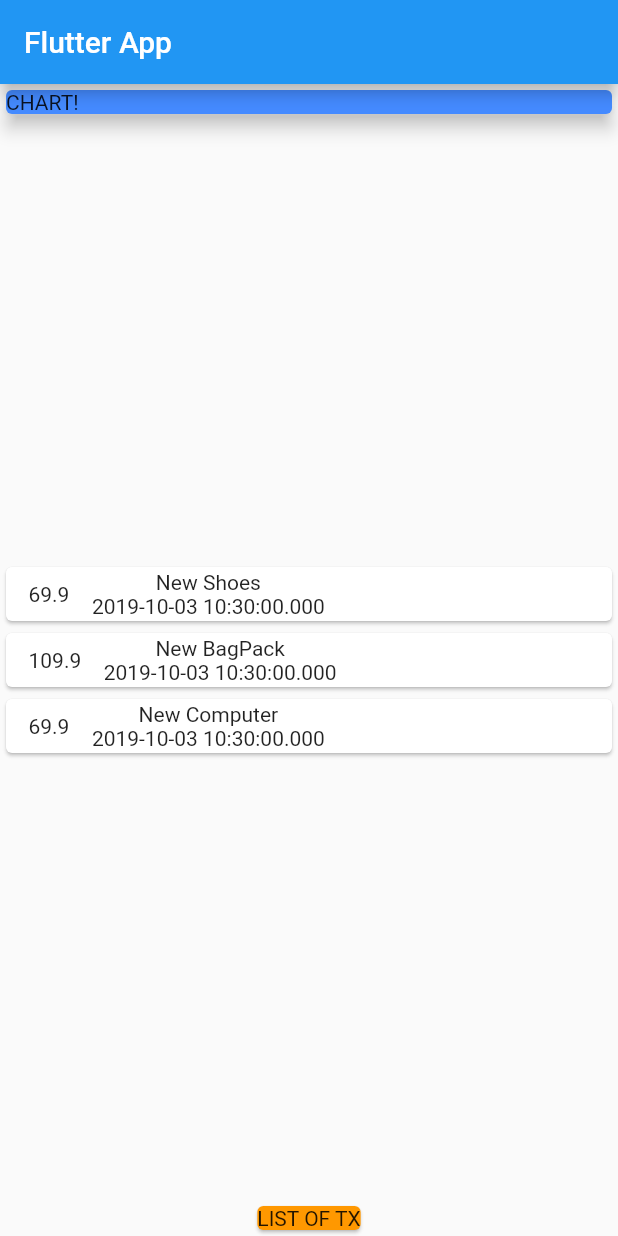
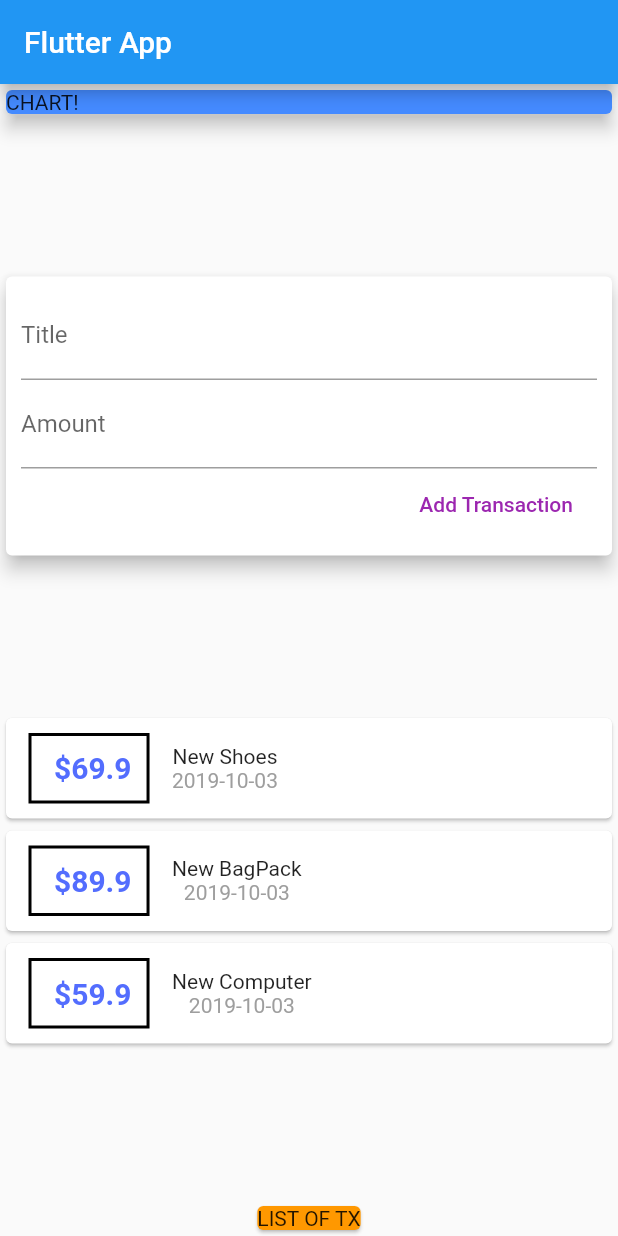
Before and after one commit to EdmaryBaga/flutr_app, a Flutter app: the screen it shows after launch, on a phone screen of 412 x 824 dp. Run offline on Flutter 3.47's test engine with Material 2 defaults, Android fonts, the phone set to English and light mode, and no system bars.

Commit message:
Se recuperan los datos de un editText con el TexEditingController

```diff
--- a/FlutterApps/personal_expenses_app/lib/main.dart
+++ b/FlutterApps/personal_expenses_app/lib/main.dart
@@ -1,5 +1,6 @@
 import 'package:flutter/material.dart';
 import 'package:personal_expenses_app/transaction.dart';
+import 'package:intl/intl.dart';
 
 void main() => runApp(MyApp());
 
@@ -19,9 +20,15 @@ class MyHomePage extends StatelessWidget {
 
   final List<Transaction> transaction = [
     Transaction(id: 't1', title: 'New Shoes', amount: 69.9, date: DateTime.now()),
-    Transaction(id: 't2', title: 'New BagPack', amount: 109.9, date: DateTime.now()),
-    Transaction(id: 't3', title: 'New Computer', amount: 69.9, date: DateTime.now()),
+    Transaction(id: 't2', title: 'New BagPack', amount: 89.9, date: DateTime.now()),
+    Transaction(id: 't3', title: 'New Computer', amount: 59.9, date: DateTime.now()),
   ];
+
+  //String titleInput;
+  //String amountInput;
+
+  final titleController = TextEditingController();
+  final amountController = TextEditingController();
 
   @override
   Widget build(BuildContext context) {
@@ -45,6 +52,41 @@ class MyHomePage extends StatelessWidget {
                 elevation: 5,
               ),
             ),
+
+            Card(
+              elevation: 5,
+              child:Container(
+                padding: EdgeInsets.all(10),
+                child: Column(
+                  crossAxisAlignment: CrossAxisAlignment.end,
+                  children: <Widget>[
+                    TextField(
+                      decoration:
+                      InputDecoration(labelText: 'Title'),
+                      //onChanged: (val){titleInput=val;},
+                      controller: titleController,
+                    ),
+                    TextField(
+                      decoration:
+                      InputDecoration(labelText: 'Amount'),
+                      //onChanged: (val) => amountInput = val,
+                      controller: amountController,
+                    ),
+
+                    FlatButton(
+                      onPressed: () {
+                        print(titleController.text);
+                        print(amountController.text);
+                      },
+                      child: Text('Add Transaction'),
+                      textColor: Colors.purple,
+                    )
+                  ],
+                ),
+              )
+
+            ),
+
             //Hacemos dinamica la lista, agregando una lisa del contenido del mapa de transacciones
             Column(
               children: transaction.map((tx){
@@ -52,16 +94,28 @@ class MyHomePage extends StatelessWidget {
                   child: Row(children: <Widget>[
                     Container(
                       margin:EdgeInsets.symmetric(
-                        vertical: 10,
+                        vertical : 10,
                         horizontal: 15,
                       ),
                       decoration: BoxDecoration(
-
+                        border: Border.all(
+                          color: Colors.black,
+                          width: 2,
+                        ),
                       ),
-                      child: Text(tx.amount.toString()),),
+                      padding: EdgeInsets.all(10),//Se añade un pading ,
+                      child: Text(' \$'+tx.amount.toString(), style: TextStyle(
+                        fontWeight:FontWeight.bold,
+                        fontSize: 20,
+                        color: Colors.indigoAccent,
+                      ),),
+                    ),
                     Column(children: <Widget>[
                       Text(tx.title),
-                      Text(tx.date.toString()),
+                      Text(DateFormat('yyyy-MM-dd').format( tx.date),
+                      style: TextStyle(
+                        color: Colors.grey,
+                      ),),
                     ],)
                   ],)
                 );
--- a/FlutterApps/personal_expenses_app/pubspec.yaml
+++ b/FlutterApps/personal_expenses_app/pubspec.yaml
@@ -27,6 +27,7 @@ dependencies:
 dev_dependencies:
   flutter_test:
     sdk: flutter
+  intl: ^0.15.8
 
 
 # For information on the generic Dart part of this file, see the
```
Also changed, not shown: FlutterApps/personal_expenses_app/pubspec.lock.
